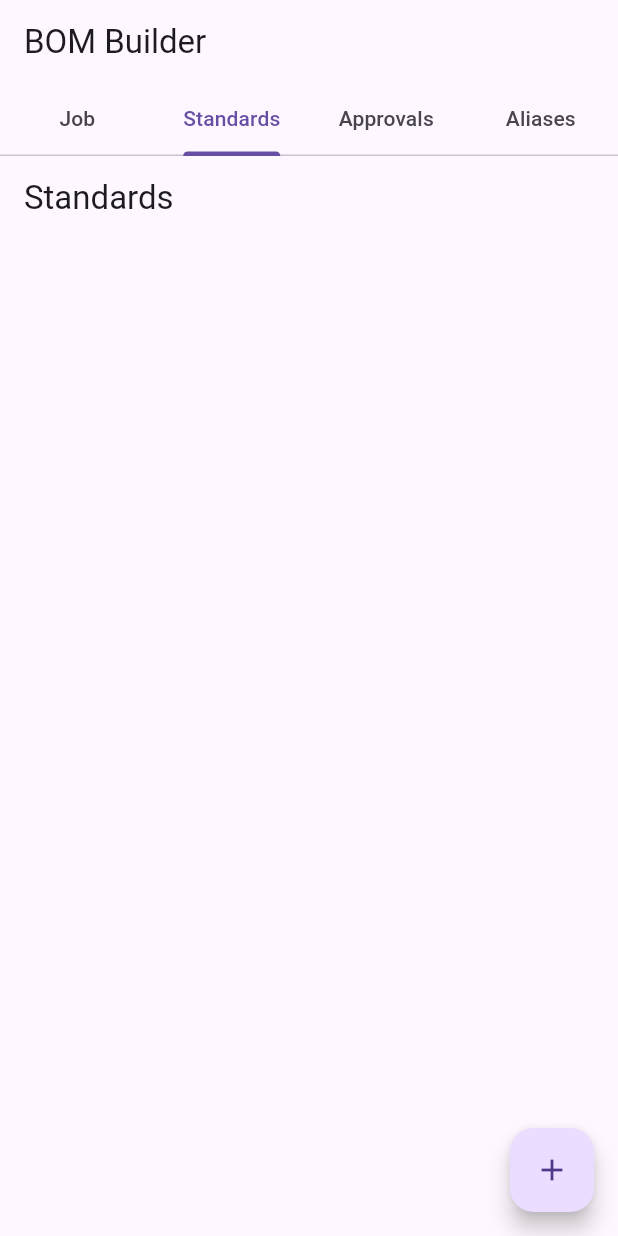
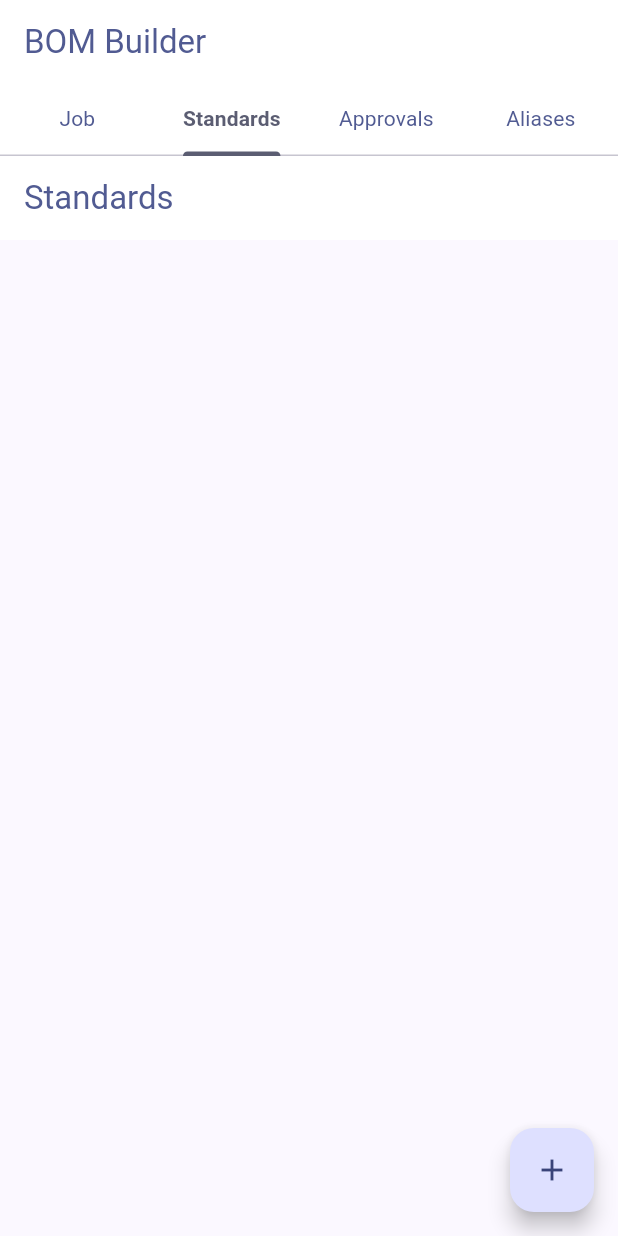
Before and after one commit to RaikaTempest/BOMTest3, a Flutter app: the screen it shows after launch, tab 2 chosen, on a phone screen of 412 x 824 dp. Run offline on Flutter 3.47's test engine with Material 3 defaults, Android fonts, the phone set to English and light mode, and no system bars; missing offline and left inert: dart:html.

Commit message:
fix: differentiate tab bar colors

```diff
--- a/lib/main.dart
+++ b/lib/main.dart
@@ -9,9 +9,35 @@ class BomApp extends StatelessWidget {
 
   @override
   Widget build(BuildContext context) {
-    return const MaterialApp(
+    final colorScheme = ColorScheme.fromSeed(seedColor: Colors.indigo);
+    return MaterialApp(
       debugShowCheckedModeBanner: false,
-      home: HomeScreen(),
+      theme: ThemeData(
+        colorScheme: colorScheme,
+        textTheme:
+            ThemeData.light().textTheme.apply(bodyColor: Colors.black, displayColor: Colors.black),
+        appBarTheme: AppBarTheme(
+          backgroundColor: Colors.white,
+          foregroundColor: colorScheme.primary,
+        ),
+        tabBarTheme: TabBarTheme(
+          labelColor: colorScheme.secondary,
+          unselectedLabelColor: colorScheme.primary,
+          labelStyle: const TextStyle(fontWeight: FontWeight.bold),
+          unselectedLabelStyle: const TextStyle(fontWeight: FontWeight.normal),
+          indicatorColor: colorScheme.secondary,
+        ),
+        elevatedButtonTheme: ElevatedButtonThemeData(
+          style: ElevatedButton.styleFrom(
+            backgroundColor: colorScheme.primary,
+            foregroundColor: Colors.white,
+          ),
+        ),
+        textButtonTheme: TextButtonThemeData(
+          style: TextButton.styleFrom(foregroundColor: colorScheme.primary),
+        ),
+      ),
+      home: const HomeScreen(),
     );
   }
 }
--- a/lib/ui/rule_wizard.dart
+++ b/lib/ui/rule_wizard.dart
@@ -449,7 +449,11 @@ class _RuleWizardState extends State<RuleWizard> {
         actions: [
           TextButton(
             onPressed: _save,
-            child: const Text('Save', style: TextStyle(color: Colors.white)),
+            style: TextButton.styleFrom(
+              foregroundColor: Colors.white,
+              backgroundColor: Theme.of(context).colorScheme.secondary,
+            ),
+            child: const Text('Save'),
           ),
         ],
       ),
--- a/lib/ui/standards_manager_screen.dart
+++ b/lib/ui/standards_manager_screen.dart
@@ -152,7 +152,11 @@ class _StandardDetailScreenState extends State<_StandardDetailScreen> {
         actions: [
           TextButton(
             onPressed: _save,
-            child: const Text('Save', style: TextStyle(color: Colors.white)),
+            style: TextButton.styleFrom(
+              foregroundColor: Colors.white,
+              backgroundColor: Theme.of(context).colorScheme.secondary,
+            ),
+            child: const Text('Save'),
           ),
         ],
       ),
```
